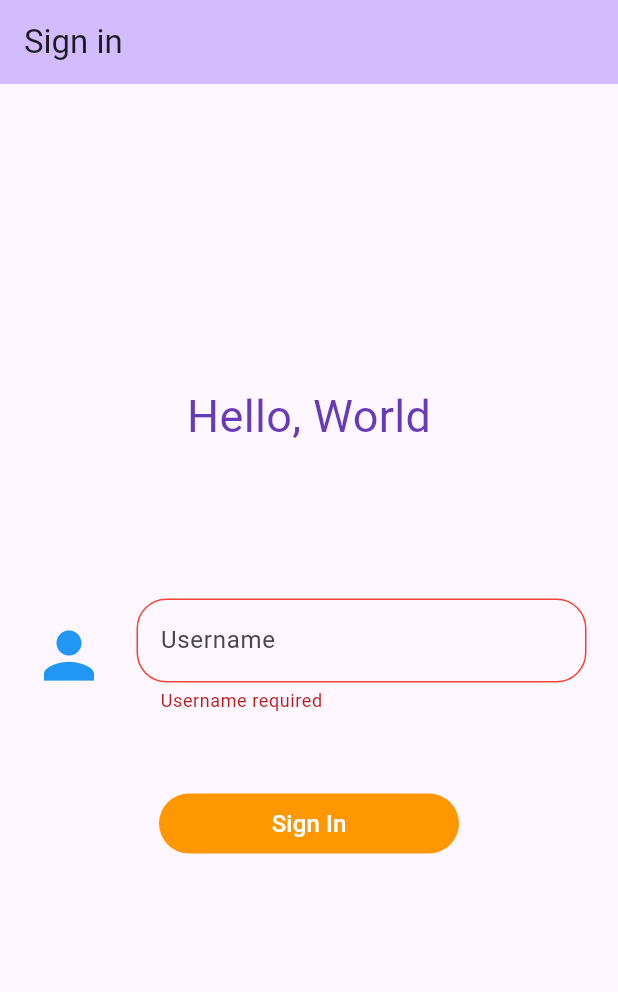
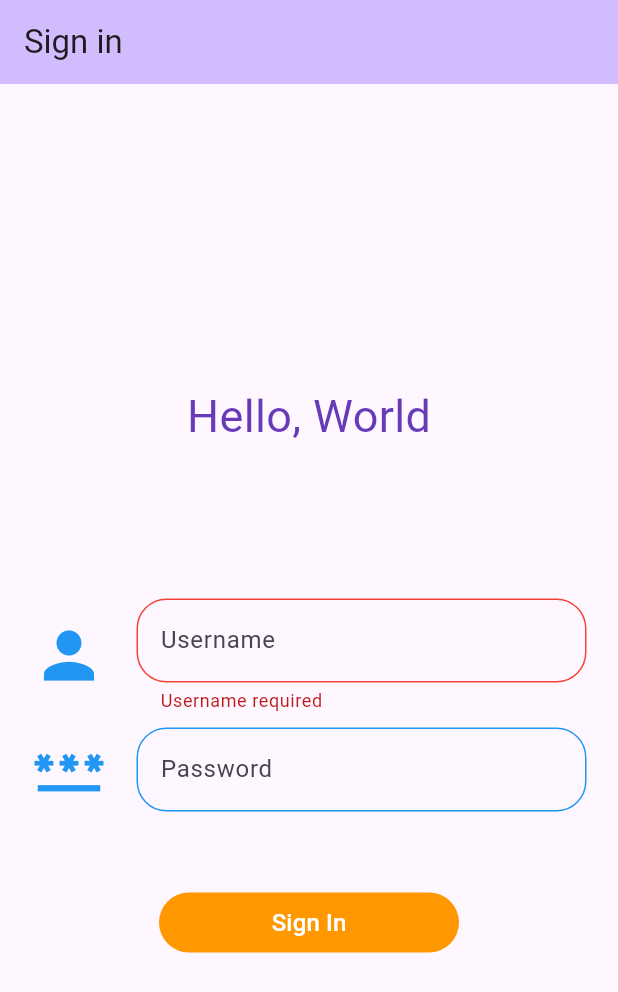
Before and after one commit to hg-ian-choi/chat_demo, a Flutter app: the screen it shows after launch, after a tap on "Sign In", on a phone screen of 412 x 824 dp. Shown: the top 992 px of the screen. Run offline on Flutter 3.47's test engine with Material 2 defaults, Android fonts, the phone set to English and light mode, and no system bars; our stand-ins replace realm, socket_io_client; generated files the repository leaves out were written again.

Commit message:
app: modify "SignInScreen"

```diff
--- a/app/lib/screens/sign_in_screen.dart
+++ b/app/lib/screens/sign_in_screen.dart
@@ -12,36 +12,53 @@ class SignInScreen extends StatefulWidget {
 }
 
 class _SignInScreenState extends State<SignInScreen> {
-  final TextEditingController _textEditingController = TextEditingController();
+  final TextEditingController _usernameController = TextEditingController();
+  final TextEditingController _passwordController = TextEditingController();
   String _usernameValidate = '';
+  String _passwordValidate = '';
 
   void onSignInPressed() async {
-    final String text = _textEditingController.text;
-    if (text.isEmpty) {
+    final String username = _usernameController.text;
+    final String password = _passwordController.text;
+    if (username.isEmpty) {
       _usernameValidate = 'Username required';
-    } else {
-      if (!Constant.usernameReg.hasMatch(text)) {
+      setState(() {});
+      return;
+    }
+    if (!Constant.usernameReg.hasMatch(username)) {
       _usernameValidate = 'Username should only contain a-z, A-Z, 0-9';
+      setState(() {});
+      return;
     }
 
-      final String body = jsonEncode({'username': text});
+    if (password.isEmpty) {
+      _passwordValidate = 'Password required';
+      setState(() {});
+      return;
+    }
+
+    final String body = jsonEncode({'username': username});
 
     final http.Response response = await http.post(
       Uri.parse('${Constant.baseUrl}/api/users/signin'),
       headers: Constant.httpHeader,
       body: body,
     );
-      print(response.body);
-    }
-    setState(() {});
+    print(response);
   }
 
   @override
   void initState() {
     super.initState();
-    _textEditingController.addListener(() {
-      if (_usernameValidate.isNotEmpty && _textEditingController.text.isNotEmpty) {
+    _usernameController.addListener(() {
+      if (_usernameValidate.isNotEmpty && _usernameController.text.isNotEmpty) {
         _usernameValidate = '';
+        setState(() {});
+      }
+    });
+    _passwordController.addListener(() {
+      if (_passwordValidate.isNotEmpty && _passwordController.text.isNotEmpty) {
+        _passwordValidate = '';
         setState(() {});
       }
     });
@@ -64,6 +81,8 @@ class _SignInScreenState extends State<SignInScreen> {
               style: TextStyle(fontSize: 30, color: Colors.deepPurple),
             ),
             const SizedBox(height: 100),
+            Column(
+              children: [
                 Row(
                   crossAxisAlignment: CrossAxisAlignment.center,
                   mainAxisAlignment: MainAxisAlignment.center,
@@ -77,7 +96,7 @@ class _SignInScreenState extends State<SignInScreen> {
                     SizedBox(
                       width: 300,
                       child: TextField(
-                    controller: _textEditingController,
+                        controller: _usernameController,
                         decoration: InputDecoration(
                           hintText: 'Username',
                           enabledBorder: OutlineInputBorder(
@@ -110,6 +129,55 @@ class _SignInScreenState extends State<SignInScreen> {
                     ),
                   ],
                 ),
+                const SizedBox(height: 10),
+                Row(
+                  crossAxisAlignment: CrossAxisAlignment.center,
+                  mainAxisAlignment: MainAxisAlignment.center,
+                  children: [
+                    const Icon(
+                      Icons.password,
+                      size: 50,
+                      color: Colors.blue,
+                    ),
+                    const SizedBox(width: 20),
+                    SizedBox(
+                      width: 300,
+                      child: TextField(
+                        controller: _passwordController,
+                        decoration: InputDecoration(
+                          hintText: 'Password',
+                          enabledBorder: OutlineInputBorder(
+                            borderRadius: BorderRadius.circular(20),
+                            borderSide: const BorderSide(
+                              color: Colors.blue,
+                            ),
+                          ),
+                          errorBorder: OutlineInputBorder(
+                            borderRadius: BorderRadius.circular(20),
+                            borderSide: const BorderSide(
+                              color: Colors.red,
+                            ),
+                          ),
+                          border: OutlineInputBorder(
+                            borderRadius: BorderRadius.circular(20),
+                            borderSide: const BorderSide(
+                              color: Colors.orange,
+                            ),
+                          ),
+                          errorText: _passwordValidate.isEmpty ? null : _passwordValidate,
+                          focusedBorder: OutlineInputBorder(
+                            borderRadius: BorderRadius.circular(20),
+                            borderSide: const BorderSide(
+                              color: Colors.blue,
+                            ),
+                          ),
+                        ),
+                      ),
+                    ),
+                  ],
+                ),
+              ],
+            ),
             const SizedBox(height: 50),
             SizedBox(
               width: 200,
--- /dev/null
+++ b/app/lib/services/auth_api.dart
@@ -0,0 +1,2 @@
+class AuthAPI {
+}
```
Lines whose indentation alone changed are shown as unchanged.
